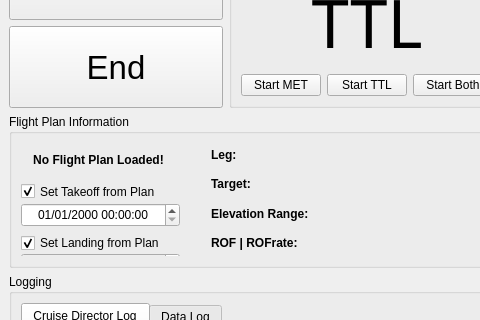
First picture: the form in SOFIACruiseTools/Director/SOFIACruiseDirectorPanel.ui, repository astrobokonon/SOFIACruiseTools, before the edit; both pictures show x 0 to 480 and y 160 to 480 of the 1191 by 845 pixel window.
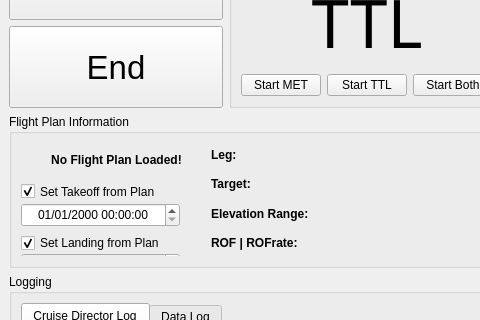
Second picture: the form after the edit. The open tabs and pages were chosen to show the change.

Commit message: Added setup prompt to GUI

Diff of the .ui file:
```diff
--- a/SOFIACruiseTools/Director/SOFIACruiseDirectorPanel.ui
+++ b/SOFIACruiseTools/Director/SOFIACruiseDirectorPanel.ui
@@ -375,7 +375,7 @@
            <rect>
             <x>0</x>
             <y>9</y>
-            <width>155</width>
+            <width>191</width>
             <height>16</height>
            </rect>
           </property>
```
Left out of the diff: 20 changed lines with no effect on the pictures. The commit also changes 2 other files.
